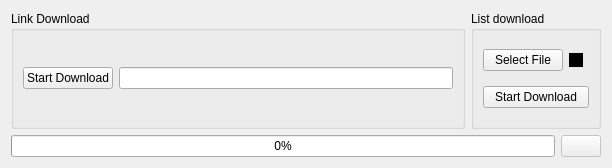
Before: the Qt Designer form View/ui/DownloadWindow.ui in BETRU21/DownloadToMp3, drawn with Qt 5.
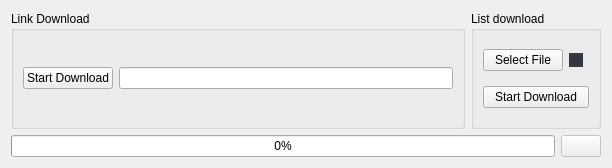
After: the same form once the commit is applied.

Diff of the .ui file:
```diff
--- a/View/ui/DownloadWindow.ui
+++ b/View/ui/DownloadWindow.ui
@@ -73,7 +73,7 @@
              <bool>false</bool>
             </property>
             <property name="styleSheet">
-             <string notr="true">QCheckBox::indicator{background-color: rgb(0, 0, 0);}</string>
+             <string notr="true">QCheckBox::indicator{background-color: rgb(51, 56, 68);}</string>
             </property>
             <property name="text">
              <string/>
```
